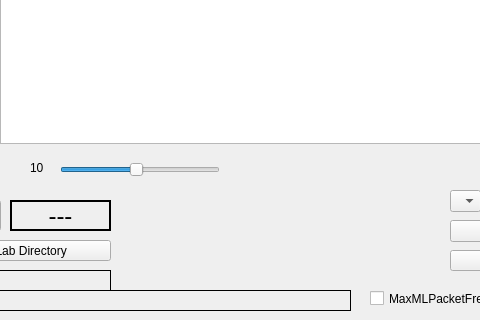
vkpankov/LARCmaCS, file LARCmaCS/larcmacs.ui: the form before one commit; both pictures show x 100 to 580 and y 280 to 600 of the 800 by 600 pixel window.
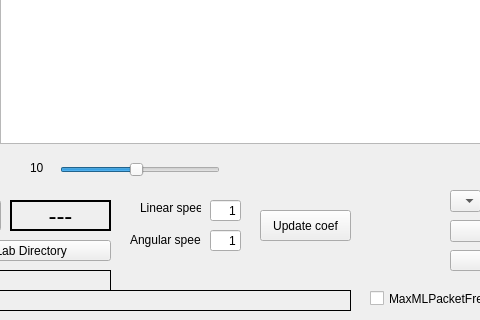
The form after the commit.

Commit message: Support for velocity coef setup

The edit to the form file:
```diff
--- a/LARCmaCS/larcmacs.ui
+++ b/LARCmaCS/larcmacs.ui
@@ -252,6 +252,80 @@
     <number>-1</number>
    </property>
   </widget>
+  <widget class="QLineEdit" name="linearSpeed">
+   <property name="geometry">
+    <rect>
+     <x>310</x>
+     <y>480</y>
+     <width>31</width>
+     <height>21</height>
+    </rect>
+   </property>
+   <property name="layoutDirection">
+    <enum>Qt::LeftToRight</enum>
+   </property>
+   <property name="text">
+    <string>1</string>
+   </property>
+   <property name="alignment">
+    <set>Qt::AlignRight|Qt::AlignTrailing|Qt::AlignVCenter</set>
+   </property>
+  </widget>
+  <widget class="QLineEdit" name="angularSpeed">
+   <property name="geometry">
+    <rect>
+     <x>310</x>
+     <y>510</y>
+     <width>31</width>
+     <height>21</height>
+    </rect>
+   </property>
+   <property name="text">
+    <string>1</string>
+   </property>
+   <property name="alignment">
+    <set>Qt::AlignRight|Qt::AlignTrailing|Qt::AlignVCenter</set>
+   </property>
+  </widget>
+  <widget class="QLabel" name="label">
+   <property name="geometry">
+    <rect>
+     <x>240</x>
+     <y>480</y>
+     <width>61</width>
+     <height>16</height>
+    </rect>
+   </property>
+   <property name="text">
+    <string>Linear speed</string>
+   </property>
+  </widget>
+  <widget class="QLabel" name="label_2">
+   <property name="geometry">
+    <rect>
+     <x>230</x>
+     <y>510</y>
+     <width>71</width>
+     <height>20</height>
+    </rect>
+   </property>
+   <property name="text">
+    <string>Angular speed</string>
+   </property>
+  </widget>
+  <widget class="QPushButton" name="coefButton">
+   <property name="geometry">
+    <rect>
+     <x>360</x>
+     <y>490</y>
+     <width>91</width>
+     <height>31</height>
+    </rect>
+   </property>
+   <property name="text">
+    <string>Update coef</string>
+   </property>
+  </widget>
  </widget>
  <layoutdefault spacing="6" margin="11"/>
  <resources/>
```
The commit also changes 4 other files.
